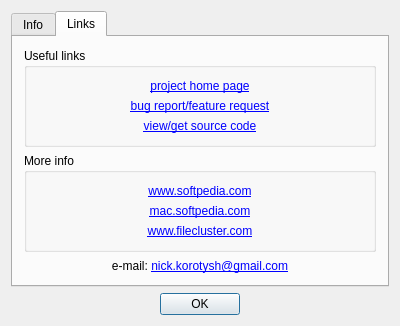
First picture: the form in digital_clock/gui/about_dialog.ui, repository Kolcha/DigitalClock4, before the edit.
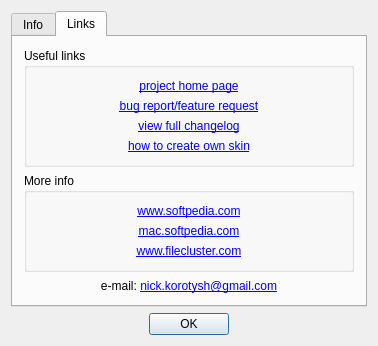
Second picture: the form after the edit. The open tabs and pages were chosen to show the change.

Commit message: added new links to about dialog

Patch:
```diff
--- a/digital_clock/gui/about_dialog.ui
+++ b/digital_clock/gui/about_dialog.ui
@@ -6,8 +6,8 @@
    <rect>
     <x>0</x>
     <y>0</y>
-    <width>400</width>
-    <height>300</height>
+    <width>378</width>
+    <height>304</height>
    </rect>
   </property>
   <property name="windowTitle">
@@ -191,7 +191,20 @@
           <item>
            <widget class="QLabel" name="source_lbl">
             <property name="text">
-             <string>&lt;a href=&quot;http://sourceforge.net/p/digitalclock4/code/&quot;&gt;view/get source code&lt;/a&gt;</string>
+             <string>&lt;a href=&quot;http://sourceforge.net/p/digitalclock4/code/ci/default/tree/changelog.txt&quot;&gt;view full changelog&lt;/a&gt;</string>
+            </property>
+            <property name="alignment">
+             <set>Qt::AlignCenter</set>
+            </property>
+            <property name="openExternalLinks">
+             <bool>true</bool>
+            </property>
+           </widget>
+          </item>
+          <item>
+           <widget class="QLabel" name="wiki_lbl">
+            <property name="text">
+             <string>&lt;a href=&quot;https://sourceforge.net/p/digitalclock4/wiki/How%20to%20create%20skin/&quot;&gt;how to create own skin&lt;/a&gt;</string>
             </property>
             <property name="alignment">
              <set>Qt::AlignCenter</set>
```
Left out of the diff: 2 changed lines with no effect on the pictures. The commit also changes 3 other files.
